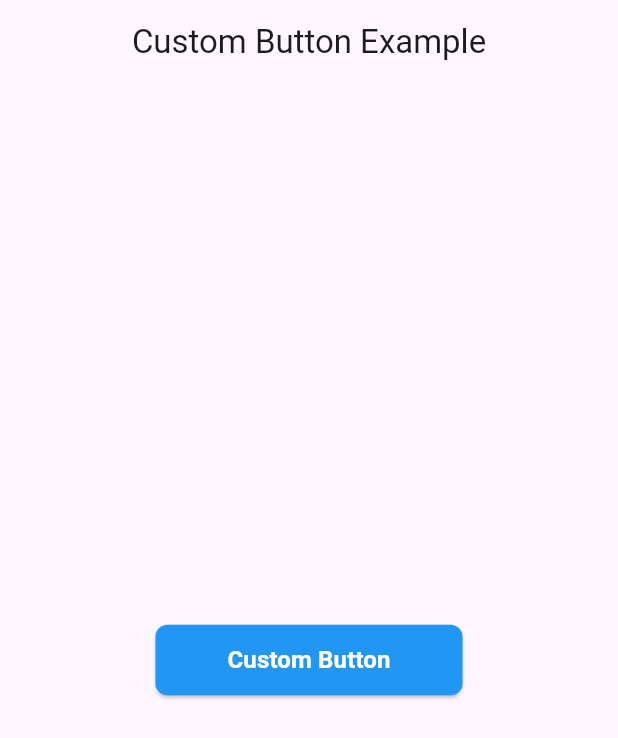
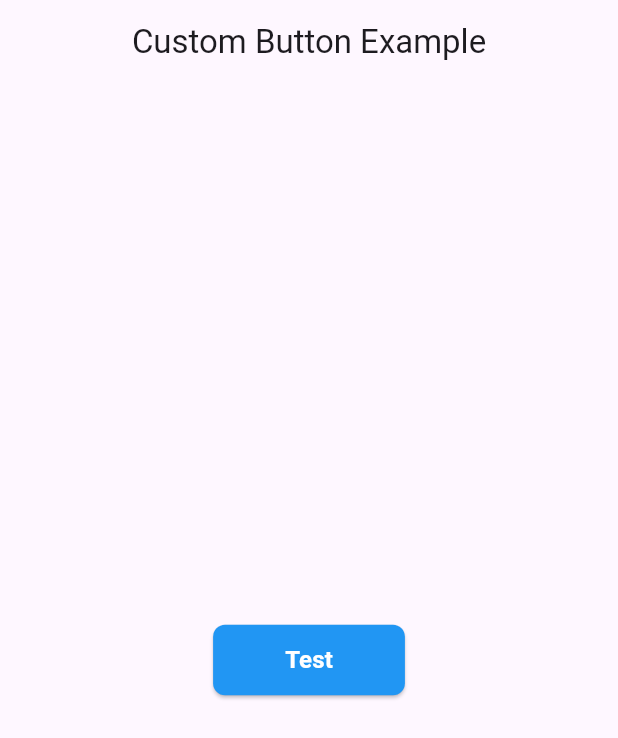
Before and after one commit to jeanpierrenashef/PharmaVend-app, a Flutter app: the screen it shows after launch, on a phone screen of 412 x 824 dp. Shown: the top 738 px of the screen. Run offline on Flutter 3.47's test engine with Material 3 defaults, Android fonts, the phone set to English and light mode, and no system bars.

```diff
--- a/lib/main.dart
+++ b/lib/main.dart
@@ -40,7 +40,7 @@ void main() {
           child: Padding(
             padding: const EdgeInsets.symmetric(vertical: 12, horizontal: 24),
             child: Text(
-              'Custom Button',
+              'Test',
               style: TextStyle(fontSize: 16, fontWeight: FontWeight.bold),
             ),
           ),
```
